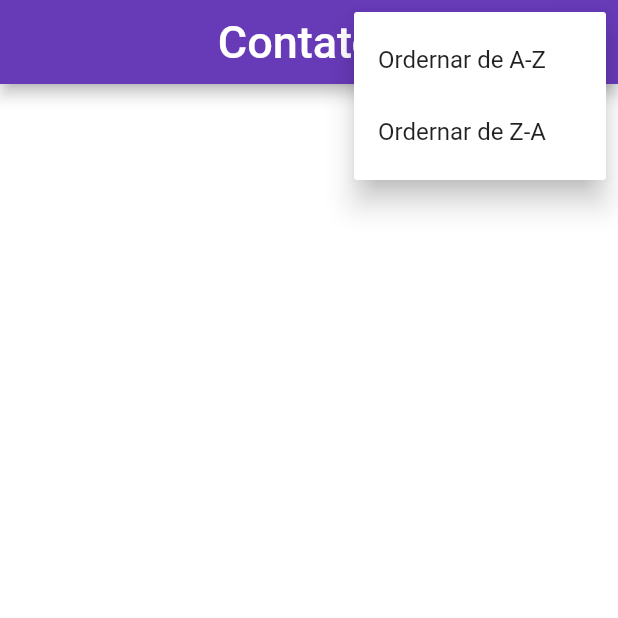
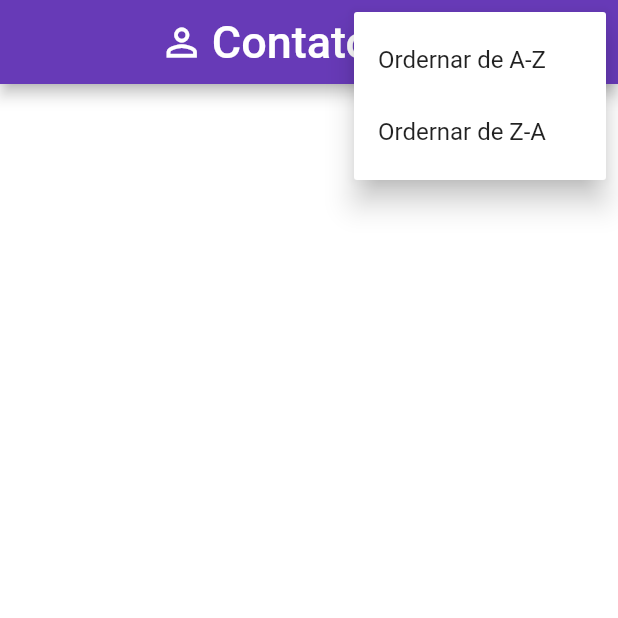
Before and after one commit to cleitonmelo/agenda_de_contatos, a Flutter app: the screen it shows after launch, after a tap on the "more vert" icon, on a phone screen of 412 x 824 dp, the top half of it. Run offline on Flutter 3.47's test engine with Material 2 defaults, Android fonts, the phone set to English and light mode, and no system bars; our stand-ins replace google_fonts, image_picker, mask_text_input_formatter, splashscreen, sqflite; missing offline and left inert: sqflite_migration; accounts and stored records are empty; Roboto replaces fonts that are missing (Abel).

```diff
--- a/lib/main.dart
+++ b/lib/main.dart
@@ -1,10 +1,11 @@
 import 'package:agenda_de_contatos/screens/home.dart';
+import 'package:agenda_de_contatos/screens/loading.dart';
 import 'package:flutter/material.dart';
 
 void main() {
   runApp(MaterialApp(
     title: "Agenda de Contatos",
-    home: Home(),
+    home: Loading(),
     debugShowCheckedModeBanner: false,
   ));
 }
--- a/lib/screens/home.dart
+++ b/lib/screens/home.dart
@@ -3,6 +3,7 @@ import 'package:agenda_de_contatos/model/contact.dart';
 import 'package:agenda_de_contatos/repository/contact_repository.dart';
 import 'package:agenda_de_contatos/screens/card/card.dart';
 import 'package:agenda_de_contatos/screens/pages/contact.dart';
+import 'package:flutter/cupertino.dart';
 import 'package:flutter/material.dart';
 import 'package:google_fonts/google_fonts.dart';
 import 'package:url_launcher/url_launcher.dart';
@@ -25,8 +26,17 @@ class _HomeState extends State<Home> {
   Widget build(BuildContext context) {
     return Scaffold(
       appBar: AppBar(
-        title: Text("Contatos",
-            style: GoogleFonts.abel(color: Colors.white, fontSize: 30.0)),
+        title: Row(
+          mainAxisAlignment: MainAxisAlignment.center,
+          children: [
+            Padding(
+              padding: EdgeInsets.all(5.0),
+              child: Icon(Icons.person_outline, size: 30.0),
+            ),
+            Text("Contatos",
+                style: GoogleFonts.abel(color: Colors.white, fontSize: 30.0))
+          ],
+        ),
         backgroundColor: Colors.deepPurple,
         centerTitle: true,
         actions: [
--- /dev/null
+++ b/lib/screens/loading.dart
@@ -0,0 +1,48 @@
+import 'package:agenda_de_contatos/screens/home.dart';
+import 'package:flutter/material.dart';
+import 'package:google_fonts/google_fonts.dart';
+import 'package:splashscreen/splashscreen.dart';
+
+class Loading extends StatefulWidget {
+  @override
+  _LoadingState createState() => _LoadingState();
+}
+
+class _LoadingState extends State<Loading> {
+  @override
+  Widget build(BuildContext context) {
+    return _loading();
+  }
+}
+
+Widget _loading(){
+  return Stack(
+    children: <Widget>[
+      SplashScreen(
+        seconds: 5,
+        gradientBackground: LinearGradient(
+          begin: Alignment.topRight,
+          end: Alignment.bottomLeft,
+          colors: [Colors.deepPurpleAccent, Colors.deepPurple],
+        ),
+        navigateAfterSeconds: Home(),
+        loaderColor: Colors.transparent,
+      ),
+      Container(
+          child: Column(
+            crossAxisAlignment: CrossAxisAlignment.center,
+            mainAxisAlignment: MainAxisAlignment.center,
+            children: [
+              Center(
+                child: Icon(
+                  Icons.person_outline,
+                  color: Colors.white,
+                  size: 120,
+                ),
+              ),
+              Text('Person Contacts', style: GoogleFonts.abel(fontSize: 15.0, color: Colors.white, decoration: TextDecoration.none))
+            ],
+          )),
+    ],
+  );
+}
--- a/pubspec.yaml
+++ b/pubspec.yaml
@@ -33,6 +33,8 @@ dependencies:
   url_launcher: ^5.7.2
   image_picker: ^0.6.7+11
   google_fonts: ^1.1.0
+  mask_text_input_formatter: ^1.1.0
+  splashscreen: ^1.2.0
 
 dev_dependencies:
   flutter_test:
```
Also changed, not shown: lib/screens/pages/contact.dart (+25 -3 lines), pubspec.lock.
